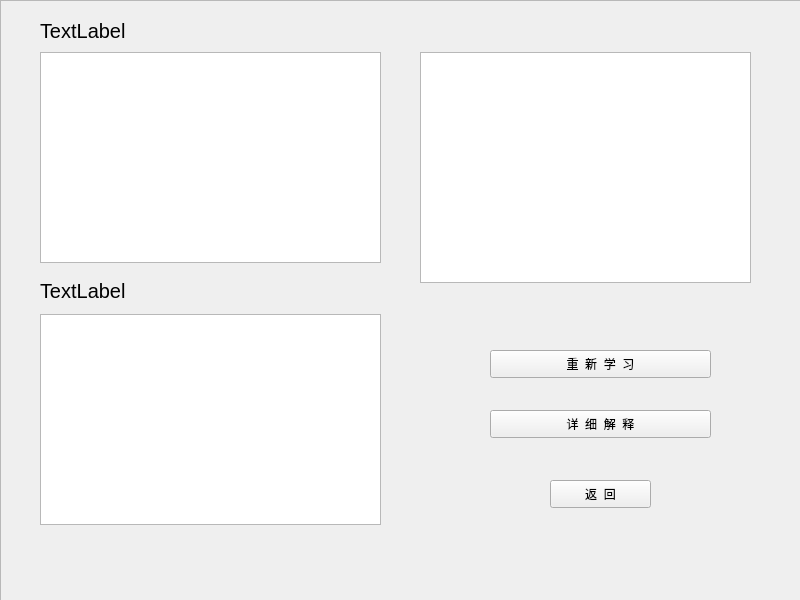
First picture: the form in userwindow.ui, repository OOPtaskgroup/dictionary, before the edit.
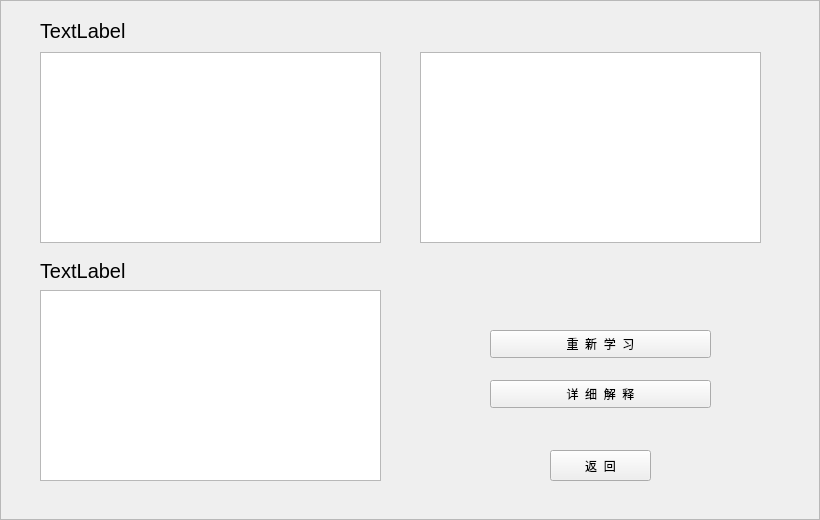
Second picture: the form after the edit.

Commit message: 1.background of userwindow added. 2.shortcut of ESC added. 3.warning fixed. modified by victorywys --6.11

```diff
--- a/userwindow.ui
+++ b/userwindow.ui
@@ -6,33 +6,36 @@
    <rect>
     <x>0</x>
     <y>0</y>
-    <width>800</width>
-    <height>600</height>
+    <width>820</width>
+    <height>520</height>
    </rect>
   </property>
   <property name="minimumSize">
    <size>
-    <width>800</width>
-    <height>600</height>
+    <width>820</width>
+    <height>520</height>
    </size>
   </property>
   <property name="maximumSize">
    <size>
-    <width>800</width>
-    <height>600</height>
+    <width>820</width>
+    <height>520</height>
    </size>
   </property>
   <property name="windowTitle">
-   <string>MainWindow</string>
+   <string>学习历史</string>
+  </property>
+  <property name="tabShape">
+   <enum>QTabWidget::Rounded</enum>
   </property>
   <widget class="QWidget" name="centralwidget">
    <widget class="QListWidget" name="learningList">
     <property name="geometry">
      <rect>
       <x>40</x>
-      <y>314</y>
+      <y>290</y>
       <width>341</width>
-      <height>211</height>
+      <height>191</height>
      </rect>
     </property>
    </widget>
@@ -41,7 +44,7 @@
      <rect>
       <x>40</x>
       <y>10</y>
-      <width>231</width>
+      <width>341</width>
       <height>41</height>
      </rect>
     </property>
@@ -58,8 +61,8 @@
     <property name="geometry">
      <rect>
       <x>40</x>
-      <y>270</y>
-      <width>211</width>
+      <y>250</y>
+      <width>341</width>
       <height>41</height>
      </rect>
     </property>
@@ -76,7 +79,7 @@
     <property name="geometry">
      <rect>
       <x>490</x>
-      <y>410</y>
+      <y>380</y>
       <width>221</width>
       <height>28</height>
      </rect>
@@ -97,9 +100,9 @@
     <property name="geometry">
      <rect>
       <x>550</x>
-      <y>480</y>
+      <y>450</y>
       <width>101</width>
-      <height>28</height>
+      <height>31</height>
      </rect>
     </property>
     <property name="text">
@@ -112,7 +115,7 @@
       <x>40</x>
       <y>52</y>
       <width>341</width>
-      <height>211</height>
+      <height>191</height>
      </rect>
     </property>
    </widget>
@@ -121,8 +124,8 @@
      <rect>
       <x>420</x>
       <y>52</y>
-      <width>331</width>
-      <height>231</height>
+      <width>341</width>
+      <height>191</height>
      </rect>
     </property>
    </widget>
@@ -130,7 +133,7 @@
     <property name="geometry">
      <rect>
       <x>490</x>
-      <y>350</y>
+      <y>330</y>
       <width>221</width>
       <height>28</height>
      </rect>
@@ -144,10 +147,13 @@
      <rect>
       <x>0</x>
       <y>0</y>
-      <width>801</width>
-      <height>601</height>
+      <width>820</width>
+      <height>520</height>
      </rect>
     </property>
+    <property name="styleSheet">
+     <string notr="true"/>
+    </property>
     <property name="frameShape">
      <enum>QFrame::StyledPanel</enum>
     </property>
```
Left out of the diff: 5 changed lines with no effect on the pictures. The commit also changes 29 other files.
